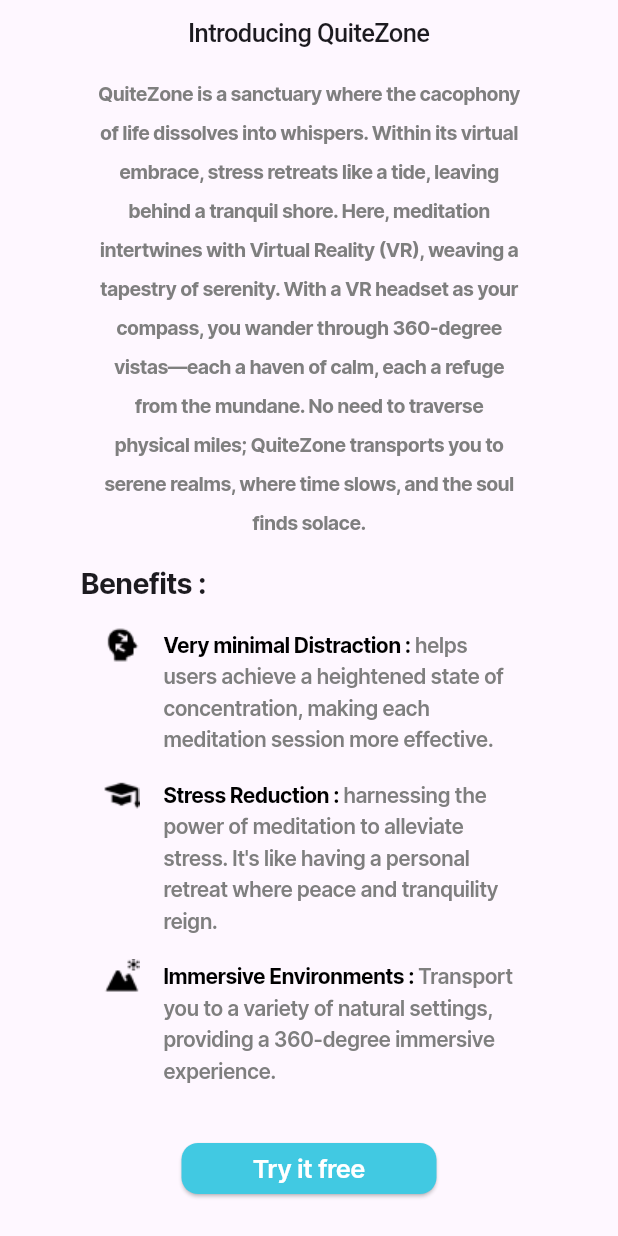
After one commit to Mdednnjya/MindScapae, a Flutter app: the screen it shows after launch, scrolled down 282 dp, after a tap on "Try it free", on a phone screen of 412 x 824 dp. The commit adds this screen. Run offline on Flutter 3.47's test engine with Material 3 defaults, Android fonts, the phone set to English and light mode, and no system bars; our stand-ins replace flutter_svg; Roboto replaces fonts that are missing (SF Pro Display); project files that could hold a hidden picture were left out.

Commit message:
Added QuitezoneIntroScreen, implemented routes, and improved HomeScreen

```diff
--- a/lib/main.dart
+++ b/lib/main.dart
@@ -6,6 +6,8 @@ import 'ui/screens/sign_screen.dart';
 import 'ui/screens/login_screen.dart';
 import 'ui/screens/navbar.dart';
 import 'ui/screens/search_screen.dart';
+import 'ui/screens/quitezone_intro_screen.dart';
+import 'package:mindscape/ui/utils/routes.dart';
 
 void main() {
   runApp(MyApp());
@@ -18,7 +20,9 @@ class MyApp extends StatelessWidget {
     return MaterialApp(
       title: 'MindScape',
       debugShowCheckedModeBanner: false,
-      home: NavBar(),
+      home: QuitezoneIntroScreen(),
+      initialRoute: '/',
+      onGenerateRoute: Routes.generateRoute,
     );
   }
 }
--- a/lib/ui/screens/home_screen.dart
+++ b/lib/ui/screens/home_screen.dart
@@ -2,6 +2,8 @@ import 'package:flutter/material.dart';
 import 'package:flutter_svg/svg.dart';
 import '../widgets/mood_button.dart';
 import '../utils/feedback_utils.dart';
+import 'chat_screen.dart';
+import 'navbar.dart';
 
 
 class HomePage extends StatefulWidget {
@@ -258,7 +260,12 @@ class _HomePageState extends State<HomePage> {
             const SizedBox(height: 20),
             ElevatedButton(
               onPressed: () {
-                // toDO: redirect to GABI-chat
+                Navigator.push(
+                  context,
+                  MaterialPageRoute(
+                    builder: (context) => NavBar(selectedIndex: 2),
+                  ),
+                );
               },
               style: ElevatedButton.styleFrom(
                 backgroundColor: const Color(0xFF41C9E2),
--- a/lib/ui/screens/navbar.dart
+++ b/lib/ui/screens/navbar.dart
@@ -5,14 +5,22 @@ import 'package:mindscape/ui/screens/user_screen.dart';
 import 'package:mindscape/ui/screens/search_screen.dart';
 
 class NavBar extends StatefulWidget {
-  const NavBar({Key? key}) : super(key: key);
+  final int selectedIndex;
+
+  const NavBar({Key? key, this.selectedIndex = 0}) : super(key: key);
 
   @override
   State<NavBar> createState() => _NavBarState();
 }
 
 class _NavBarState extends State<NavBar> {
-  int _currentIndex = 0;
+  late int _currentIndex;
+
+  @override
+  void initState() {
+    super.initState();
+    _currentIndex = widget.selectedIndex;
+  }
 
   void _navigateBottomBar(int index) {
     setState(() {
@@ -30,7 +38,9 @@ class _NavBarState extends State<NavBar> {
         items: [
           BottomNavigationBarItem(
             icon: Image.asset(
-              _currentIndex == 0 ? 'assets/images/icons/property_cyan.png' : 'assets/images/icons/property.png',
+              _currentIndex == 0
+                  ? 'assets/images/icons/property_cyan.png'
+                  : 'assets/images/icons/property.png',
               width: 24,
               height: 24,
             ),
@@ -38,7 +48,9 @@ class _NavBarState extends State<NavBar> {
           ),
           BottomNavigationBarItem(
             icon: Image.asset(
-              _currentIndex == 1 ? 'assets/images/icons/spyglass_cyan.png' : 'assets/images/icons/spyglass.png',
+              _currentIndex == 1
+                  ? 'assets/images/icons/spyglass_cyan.png'
+                  : 'assets/images/icons/spyglass.png',
               width: 24,
               height: 24,
             ),
@@ -46,7 +58,9 @@ class _NavBarState extends State<NavBar> {
           ),
           BottomNavigationBarItem(
             icon: Image.asset(
-              _currentIndex == 2 ? 'assets/images/icons/bot_cyan.png' : 'assets/images/icons/bot.png',
+              _currentIndex == 2
+                  ? 'assets/images/icons/bot_cyan.png'
+                  : 'assets/images/icons/bot.png',
               width: 24,
               height: 24,
             ),
@@ -54,7 +68,9 @@ class _NavBarState extends State<NavBar> {
           ),
           BottomNavigationBarItem(
             icon: Image.asset(
-              _currentIndex == 3 ? 'assets/images/icons/user_cyan.png' : 'assets/images/icons/user.png',
+              _currentIndex == 3
+                  ? 'assets/images/icons/user_cyan.png'
+                  : 'assets/images/icons/user.png',
               width: 24,
               height: 24,
             ),
--- /dev/null
+++ b/lib/ui/screens/quitezone_intro_screen.dart
@@ -0,0 +1,256 @@
+import 'package:flutter/material.dart';
+import 'package:flutter_svg/flutter_svg.dart';
+import 'search_screen.dart';
+import 'navbar.dart';
+
+class QuitezoneIntroScreen extends StatelessWidget {
+  const QuitezoneIntroScreen({Key? key}) : super(key: key);
+
+
+  @override
+  Widget build(BuildContext context) {
+    return Scaffold(
+      body: SingleChildScrollView(
+        child: Column(
+          crossAxisAlignment: CrossAxisAlignment.start,
+          children: [
+            const SizedBox(height: 31),
+            Padding(
+              padding: EdgeInsets.only(left: 16.0, top: 16.0),
+              child: Transform.scale(
+                scale: 1.2,
+                child: IconButton(
+                  icon: Icon(Icons.arrow_back),
+                  onPressed: () {
+                    Navigator.of(context).pop(true);
+                  },
+                ),
+              ),
+            ),
+            const SizedBox(height: 36),
+            Container(
+              padding: EdgeInsets.symmetric(horizontal: 64.0),
+              child: Column(
+                children: [
+                  Center(
+                    child: SvgPicture.asset(
+                      'assets/images/search/quitezone_asset.svg',
+                    ),
+                  ),
+                  SizedBox(height: 36.0),
+                  Text(
+                    'Introducing QuiteZone',
+                    style: TextStyle(
+                      fontSize: 17.0,
+                      fontWeight: FontWeight.w500,
+                      fontFamily: 'SF Pro Display',
+                      letterSpacing: -0.41,
+                      height: 1.3,
+                    ),
+                  ),
+                  SizedBox(height: 16),
+                  Text(
+                    'QuiteZone is a sanctuary where the cacophony of life dissolves into whispers. Within its virtual embrace, stress retreats like a tide, leaving behind a tranquil shore. Here, meditation intertwines with Virtual Reality (VR), weaving a tapestry of serenity. With a VR headset as your compass, you wander through 360-degree vistas—each a haven of calm, each a refuge from the mundane. No need to traverse physical miles; QuiteZone transports you to serene realms, where time slows, and the soul finds solace.',
+                    style: TextStyle(
+                      fontSize: 13,
+                      fontWeight: FontWeight.bold,
+                      fontFamily: 'Inter',
+                      letterSpacing: -0.41,
+                      height: 2.0,
+                      color: const Color(0xFF7F7F7F),
+                    ),
+                    textAlign: TextAlign.center,
+                  ),
+                  SizedBox(height: 16.0),
+                ],
+              ),
+            ),
+            Container(
+              padding: EdgeInsets.symmetric(horizontal: 54.0),
+              child: Column(
+                crossAxisAlignment: CrossAxisAlignment.start,
+                children: [
+                  Text(
+                    'Benefits :',
+                    textAlign: TextAlign.left,
+                    style: TextStyle(
+                      fontSize: 19.0,
+                      fontWeight: FontWeight.bold,
+                      fontFamily: 'Inter',
+                      letterSpacing: -0.41,
+                      height: 1.3,
+                    ),
+                  ),
+                  SizedBox(height: 16.0),
+                  Container(
+                    padding: EdgeInsets.symmetric(horizontal: 15.0),
+                    child: Column(
+                      children: [
+                        Row(
+                          crossAxisAlignment: CrossAxisAlignment.start,
+                          children: [
+                            Image.asset(
+                              'assets/images/search/head_reload.png',
+                              width: 24.0,
+                              height: 24.0,
+                            ),
+                            SizedBox(width: 16.0),
+                            Expanded(
+                              child: RichText(
+                                text: TextSpan(
+                                  children: [
+                                    TextSpan(
+                                      text: 'Very minimal Distraction : ',
+                                      style: TextStyle(
+                                        fontSize: 14.0,
+                                        fontWeight: FontWeight.bold,
+                                        fontFamily: 'Inter',
+                                        letterSpacing: -0.41,
+                                        height: 1.5,
+                                        color: Colors.black, // Warna teks hitam
+                                      ),
+                                    ),
+                                    TextSpan(
+                                      text: 'helps users achieve a heightened state of concentration, making each meditation session more effective.',
+                                      style: TextStyle(
+                                        fontSize: 14.0,
+                                        fontWeight: FontWeight.w600,
+                                        fontFamily: 'Inter',
+                                        letterSpacing: -0.41,
+                                        height: 1.5,
+                                        color: const Color(0xFF7F7F7F),
+                                      ),
+                                    ),
+                                  ],
+                                ),
+                              ),
+                            ),
+                          ],
+                        ),
+                        SizedBox(height: 16.0),
+                        Row(
+                          crossAxisAlignment: CrossAxisAlignment.start,
+                          children: [
+                            Image.asset(
+                              'assets/images/search/mortarboard.png',
+                              width: 24.0,
+                              height: 24.0,
+                            ),
+                            SizedBox(width: 16.0),
+                            Expanded(
+                              child: RichText(
+                                text: TextSpan(
+                                  children: [
+                                    TextSpan(
+                                      text: 'Stress Reduction : ',
+                                      style: TextStyle(
+                                        fontSize: 14.0,
+                                        fontWeight: FontWeight.bold,
+                                        fontFamily: 'Inter',
+                                        letterSpacing: -0.41,
+                                        height: 1.5,
+                                        color: Colors.black, // Warna teks hitam
+                                      ),
+                                    ),
+                                    TextSpan(
+                                      text: 'harnessing the power of meditation to alleviate stress. It\'s like having a personal retreat where peace and tranquility reign.',
+                                      style: TextStyle(
+                                        fontSize: 14.0,
+                                        fontWeight: FontWeight.w600,
+                                        fontFamily: 'Inter',
+                                        letterSpacing: -0.41,
+                                        height: 1.5,
+                                        color: const Color(0xFF7F7F7F),
+                                      ),
+                                    ),
+                                  ],
+                                ),
+                              ),
+                            ),
+                          ],
+                        ),
+                        SizedBox(height: 16.0),
+                        Row(
+                          crossAxisAlignment: CrossAxisAlignment.start,
+                          children: [
+                            Image.asset(
+                              'assets/images/search/mountain.png',
+                              width: 24.0,
+                              height: 24.0,
+                            ),
+                            SizedBox(width: 16.0),
+                            Expanded(
+                              child: RichText(
+                                text: TextSpan(
+                                  children: [
+                                    TextSpan(
+                                      text: 'Immersive Environments : ',
+                                      style: TextStyle(
+                                        fontSize: 14.0,
+                                        fontWeight: FontWeight.bold,
+                                        fontFamily: 'Inter',
+                                        letterSpacing: -0.41,
+                                        height: 1.5,
+                                        color: Colors.black,
+                                      ),
+                                    ),
+                                    TextSpan(
+                                      text: 'Transport you to a variety of natural settings, providing a 360-degree immersive experience.',
+                                      style: TextStyle(
+                                        fontSize: 14.0,
+                                        fontWeight: FontWeight.w600,
+                                        fontFamily: 'Inter',
+                                        letterSpacing: -0.41,
+                                        height: 1.5,
+                                        color: const Color(0xFF7F7F7F),
+                                      ),
+                                    ),
+                                  ],
+                                ),
+                              ),
+                            ),
+                          ],
+                        ),
+
+                      ],
+                    ),
+                  ),
+                  SizedBox(height: 32.0),
+                  Center(
+                    child: ElevatedButton(
+                      onPressed: () {
+                        // todo
+                      },
+                      style: ButtonStyle(
+                        backgroundColor: MaterialStateProperty.all<Color>(Color(0xFF41C9E2)), // Warna latar belakang
+                        minimumSize: MaterialStateProperty.all<Size>(Size(170, 34)), // Ukuran tombol
+                        shape: MaterialStateProperty.all<RoundedRectangleBorder>(
+                          RoundedRectangleBorder(
+                            borderRadius: BorderRadius.circular(11.0), // Corner radius 11
+                          ),
+                        ),
+                      ),
+                      child: Text(
+                        'Try it free',
+                        style: TextStyle(
+                          color: Colors.white, // Warna teks
+                          fontSize: 17.0,
+                          fontWeight: FontWeight.w600,
+                          fontFamily: 'Inter',
+                          letterSpacing: -0.41,
+                          height: 0.8,
+                        ),
+                      ),
+                    ),
+                  ),
+
+                  SizedBox(height: 21.0),
+                ],
+              ),
+            ),
+          ],
+        ),
+      ),
+    );
+  }
+}
--- a/lib/ui/screens/search_screen.dart
+++ b/lib/ui/screens/search_screen.dart
@@ -1,8 +1,12 @@
 import 'package:flutter/material.dart';
 import 'package:flutter_svg/flutter_svg.dart';
 import 'package:mindscape/ui/widgets/program_widget.dart';
+import 'quitezone_intro_screen.dart';
+
 
 class SearchScreen extends StatelessWidget {
+  const SearchScreen({Key? key}) : super(key: key);
+
   @override
   Widget build(BuildContext context) {
     return Scaffold(
@@ -75,7 +79,25 @@ class SearchScreen extends StatelessWidget {
                             cursor: SystemMouseCursors.click,
                             child: GestureDetector(
                               onTap: () {
-                                // Tambahkan logika untuk redirect ke halaman lain
+                                showGeneralDialog(
+                                  context: context,
+                                  pageBuilder: (context, animation, secondaryAnimation) {
+                                    return QuitezoneIntroScreen();
+                                  },
+                                  transitionBuilder: (context, animation, secondaryAnimation, child) {
+                                    final tween = Tween(
+                                      begin: Offset(0.0, 1.0),
+                                      end: Offset.zero,
+                                    );
+                                    final curvedAnimation =
+                                    CurvedAnimation(parent: animation, curve: Curves.decelerate);
+                                    return SlideTransition(
+                                      position: tween.animate(curvedAnimation),
+                                      child: child,
+                                    );
+                                  },
+                                  transitionDuration: Duration(milliseconds: 575),
+                                );
                               },
                               child: Text(
                                 'Learn more >',
@@ -105,7 +127,7 @@ class SearchScreen extends StatelessWidget {
                     style: TextStyle(
                       fontFamily: 'Inter',
                       fontWeight: FontWeight.w800,
-                      fontSize: 19,
+                      fontSize: 18,
                       letterSpacing: -0.41,
                       height: 1.3,
                     ),
@@ -147,7 +169,7 @@ class SearchScreen extends StatelessWidget {
                   ),
                 ],
               ),
-              const SizedBox(height: 16),
+              const SizedBox(height: 18),
               Row(
                 mainAxisAlignment: MainAxisAlignment.spaceBetween,
                 children: [
@@ -155,8 +177,8 @@ class SearchScreen extends StatelessWidget {
                     'Podcast Programs',
                     style: TextStyle(
                       fontFamily: 'Inter',
-                      fontWeight: FontWeight.bold,
-                      fontSize: 17,
+                      fontWeight: FontWeight.w800,
+                      fontSize: 18,
                       letterSpacing: -0.41,
                       height: 1.3,
                     ),
@@ -165,11 +187,10 @@ class SearchScreen extends StatelessWidget {
                     cursor: SystemMouseCursors.click,
                     child: GestureDetector(
                       onTap: () {
-                        // Tambahkan logika atau fungsi lain yang ingin Anda eksekusi
                         print('Button Learn More clicked');
                       },
                       child: Text(
-                        'Learn more >',
+                        'View all',
                         style: TextStyle(
                           fontFamily: 'Inter',
                           fontWeight: FontWeight.bold,
--- a/lib/ui/screens/welcome_screen.dart
+++ b/lib/ui/screens/welcome_screen.dart
@@ -5,6 +5,9 @@ import 'sign_screen.dart';
 
 
 class WelcomeScreen extends StatelessWidget {
+  const WelcomeScreen({Key? key}) : super(key: key);
+
+
   @override
   Widget build(BuildContext context) {
     return Scaffold(
--- /dev/null
+++ b/lib/ui/utils/routes.dart
@@ -0,0 +1,34 @@
+import 'package:flutter/material.dart';
+import 'package:mindscape/ui/screens/chat_screen.dart';
+import 'package:mindscape/ui/screens/home_screen.dart';
+import 'package:mindscape/ui/screens/navbar.dart';
+import 'package:mindscape/ui/screens/quitezone_intro_screen.dart';
+import 'package:mindscape/ui/screens/search_screen.dart';
+import 'package:mindscape/ui/screens/user_screen.dart';
+
+class Routes {
+  static Route<dynamic> generateRoute(RouteSettings settings) {
+    switch (settings.name) {
+      case '/':
+        return MaterialPageRoute(builder: (_) => const NavBar());
+      case '/search':
+        return MaterialPageRoute(builder: (_) => const SearchScreen());
+      case '/quitezone_intro':
+        return MaterialPageRoute(builder: (_) => const QuitezoneIntroScreen());
+      case '/chat':
+        return MaterialPageRoute(builder: (_) => const ChatScreen());
+      case '/user':
+        return MaterialPageRoute(builder: (_) => const UserScreen());
+      case '/home':
+        return MaterialPageRoute(builder: (_) => const HomePage());
+      default:
+        return MaterialPageRoute(
+          builder: (_) => Scaffold(
+            body: Center(
+              child: Text('No route defined for ${settings.name}'),
+            ),
+          ),
+        );
+    }
+  }
+}
--- a/lib/ui/widgets/program_widget.dart
+++ b/lib/ui/widgets/program_widget.dart
@@ -41,7 +41,7 @@ class ProgramWidget extends StatelessWidget {
               fit: BoxFit.contain,
               height: 100,
             ),
-            const SizedBox(height: 18),
+            const SizedBox(height: 15),
             Text(
               text,
               style: const TextStyle(
--- a/pubspec.yaml
+++ b/pubspec.yaml
@@ -108,6 +108,8 @@ flutter:
          - asset: assets/fonts/Inter-Regular.ttf
          - asset: assets/fonts/Inter-SemiBold.ttf
          - asset: assets/fonts/Inter-Thin.ttf
+         - asset: assets/fonts/sf_pro/SFPRODISPLAYBOLD.OTF
+         - asset: assets/fonts/sf_pro/SFPRODISPLAYMEDIUM.OTF
 
   #   - family: Trajan Pro
   #     fonts:
```
Also changed, not shown: assets/fonts/sf_pro/SFPRODISPLAYBOLD.OTF (added), assets/fonts/sf_pro/SFPRODISPLAYMEDIUM.OTF (added), assets/images/search/head_reload.png (added), assets/images/search/head_reload.svg (added), assets/images/search/mortarboard.png (added), assets/images/search/mortarboard.svg (added), assets/images/search/mountain.png (added), assets/images/search/mountain.svg (added), 1 other file.
